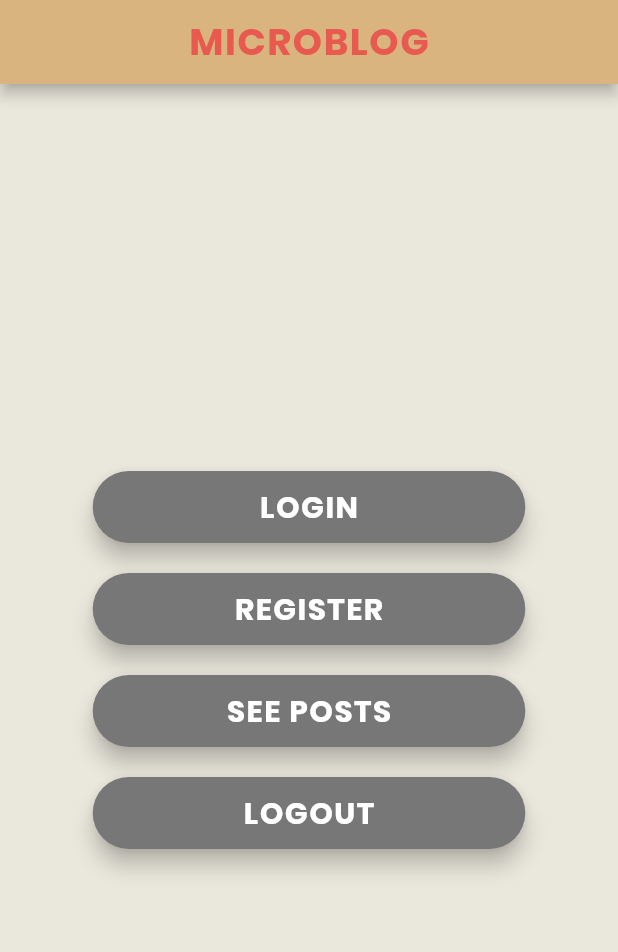
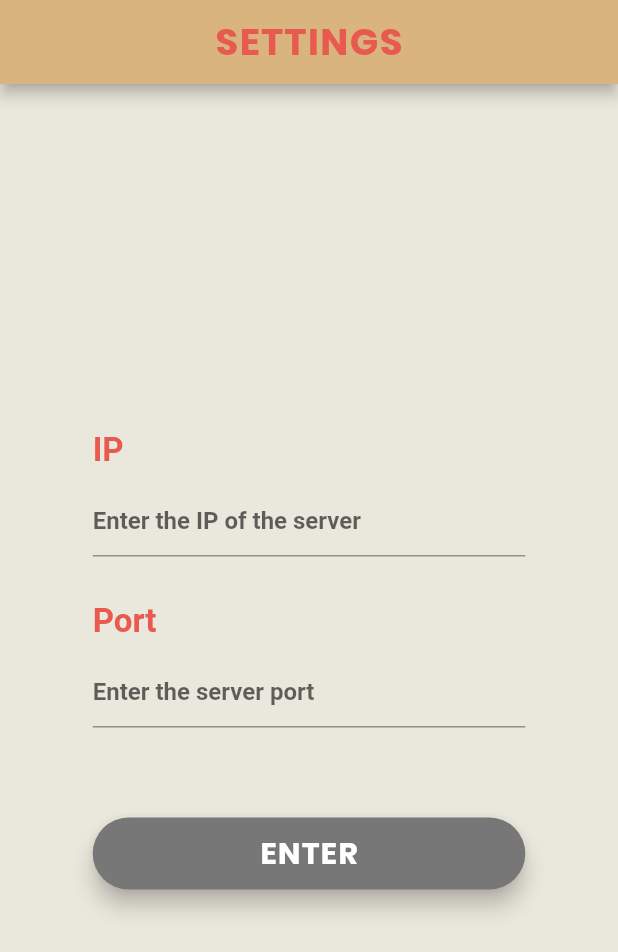
Before and after one commit to teddyedo/Microblog-mobile, a Flutter app: the screen it shows after launch, on a phone screen of 412 x 824 dp. Shown: the top 952 px of the screen. Run offline on Flutter 3.47's test engine with Material 2 defaults, Android fonts, the light colour scheme and no system bars.

Commit message:
implemented settings.dart

```diff
--- a/lib/main.dart
+++ b/lib/main.dart
@@ -8,10 +8,12 @@ import 'package:microblog/pages/logout.dart';
 import 'package:microblog/pages/notPermitted.dart';
 import 'package:microblog/pages/postList.dart';
 import 'package:microblog/pages/registration.dart';
+import 'package:microblog/pages/settings.dart';
 
 void main() => runApp(MaterialApp(
-  initialRoute: '/home',
+  initialRoute: '/',
   routes: {
+    '/': (context) => Settings(),
     '/home': (context) => Home(),
     '/home/registration': (context) => Registration(),
     '/home/login': (context) => Login(),
--- /dev/null
+++ b/lib/pages/settings.dart
@@ -0,0 +1,142 @@
+import 'package:flutter/cupertino.dart';
+import 'package:flutter/material.dart';
+import 'package:microblog/services/UserServices.dart';
+
+class Settings extends StatefulWidget {
+  @override
+  _SettingsState createState() => _SettingsState();
+}
+
+class _SettingsState extends State<Settings> {
+
+  TextEditingController IpController = new TextEditingController();
+  TextEditingController PortController = new TextEditingController();
+
+
+  @override
+  Widget build(BuildContext context) {
+    return Scaffold(
+        backgroundColor: Color.fromRGBO(234, 231, 220, 1),
+        appBar: AppBar(
+          title: Text(
+            'SETTINGS',
+            style: TextStyle(
+                color: Color.fromRGBO(232, 90, 79, 1),
+                fontSize: 25,
+                fontFamily: 'Poppins',
+                letterSpacing: 1.0,
+                fontWeight: FontWeight.bold
+            ),
+          ),
+          backgroundColor: Color.fromRGBO(217, 180, 126, 1),
+          centerTitle: true,
+        ),
+        body: Row(
+          children: <Widget>[
+            Expanded(child: SizedBox(),
+              flex: 3,),
+            Expanded(
+              flex: 14,
+              child: Column(
+                mainAxisAlignment: MainAxisAlignment.center,
+                crossAxisAlignment: CrossAxisAlignment.stretch,
+                children: <Widget>[
+                  Text(
+                    'IP ',
+                    style: TextStyle(
+                        color: Color.fromRGBO(232, 90, 79, 1),
+                        fontFamily: 'Roboto',
+                        fontSize: 22,
+                        fontWeight: FontWeight.bold
+                    ),
+                  ),
+                  SizedBox(height: 10),
+                  TextFormField(
+                    controller: IpController,
+                    decoration: InputDecoration(
+                        hintText: 'Enter the IP of the server',
+                        focusedBorder: new UnderlineInputBorder(
+                            borderSide: new BorderSide(
+                                color: Color.fromRGBO(232, 90, 79, 1)
+                            )
+                        )
+                    ),
+                    validator: (value) {
+                      if (value.isEmpty) {
+                        return 'Please enter the IP of the server';
+                      }
+                      return null;
+                    },
+                    style: TextStyle(
+                      fontFamily: 'Roboto',
+                      fontWeight: FontWeight.bold,
+                      color: Color.fromRGBO(120, 119, 119, 1),
+                    ),
+                  ),
+                  SizedBox(height: 30),
+                  Text(
+                    'Port',
+                    style: TextStyle(
+                        color: Color.fromRGBO(232, 90, 79, 1),
+                        fontFamily: 'Roboto',
+                        fontSize: 22,
+                        fontWeight: FontWeight.bold
+                    ),
+                  ),
+                  SizedBox(height: 10),
+                  TextFormField(
+                    controller: PortController,
+                    decoration: InputDecoration(
+                        hintText: 'Enter the server port',
+                        focusedBorder: new UnderlineInputBorder(
+                            borderSide: new BorderSide(
+                                color: Color.fromRGBO(232, 90, 79, 1)
+                            )
+                        )
+                    ),
+                    validator: (value) {
+                      if (value.isEmpty) {
+                        return 'Please the port of the server';
+                      }
+                      return null;
+                    },
+                    style: TextStyle(
+                      fontFamily: 'Roboto',
+                      fontWeight: FontWeight.bold,
+                      color: Color.fromRGBO(120, 119, 119, 1),
+                    ),
+                  ),
+                  SizedBox(height: 60),
+                  FloatingActionButton.extended(
+                    onPressed: () {
+                      Navigator.popAndPushNamed(context, '/home');
+                      print(IpController.text);
+                      print(PortController.text);
+                      UserServices.IP = IpController.text;
+                      UserServices.Port = PortController.text;
+                      print(UserServices.Port);
+                      print(UserServices.IP);
+                    },
+                    backgroundColor: Color.fromRGBO(120, 119, 119, 1),
+                    label: Text(
+                      'ENTER',
+                      style: TextStyle(
+                        fontFamily: 'Poppins',
+                        color: Colors.white,
+                        fontWeight: FontWeight.bold,
+                        letterSpacing: 1.0,
+                        fontSize: 20,
+                      ),
+                    ),
+                    heroTag: 'loginbtn',
+                  ),
+                ],
+              ),
+            ),
+            Expanded(child: SizedBox(),
+              flex: 3,)
+          ],
+        )
+    );
+  }
+}
--- a/lib/services/UserServices.dart
+++ b/lib/services/UserServices.dart
@@ -6,9 +6,13 @@ import 'package:http/http.dart' as http;
 
 class UserServices {
 
+  static String IP;
+  static String Port;
+
+
   //return the list of the posts
   static Future<String> getPosts() async{
-     http.Response response = await http.get('http://192.168.1.13:8080/Microblog/api/posts');
+     http.Response response = await http.get('http://$IP:$Port/Microblog/api/posts');
      Utf8Codec utf8codec = new Utf8Codec();
      String body = utf8codec.decode(response.bodyBytes);
      return body;
@@ -16,7 +20,7 @@ class UserServices {
 
   //return the post with the given id
   static Future<String> getPost(int id) async{
-    http.Response response = await http.get('http://192.168.1.13:8080/Microblog/api/posts/${id.toString()}');
+    http.Response response = await http.get('http://$IP:$Port/Microblog/api/posts/${id.toString()}');
     Utf8Codec utf8codec = new Utf8Codec();
     String body = utf8codec.decode(response.bodyBytes);
     return body;
@@ -24,7 +28,7 @@ class UserServices {
 
   //return the list of the comments
   static Future<String> getComments() async{
-    http.Response response = await http.get('http://192.168.1.13:8080/Microblog/api/comments');
+    http.Response response = await http.get('http://$IP:$Port/Microblog/api/comments');
     Utf8Codec utf8codec = new Utf8Codec();
     String body = utf8codec.decode(response.bodyBytes);
     return body;
@@ -33,7 +37,7 @@ class UserServices {
 
   //return the comment with the given id
   static Future<String> getComment(String id) async{
-    http.Response response = await http.get('http://192.168.1.13:8080/Microblog/api/comments');
+    http.Response response = await http.get('http://$IP:$Port/Microblog/api/comments');
     Utf8Codec utf8codec = new Utf8Codec();
     String body = utf8codec.decode(response.bodyBytes);
     return body;
@@ -44,7 +48,7 @@ class UserServices {
 
     var body = json.encode(postMap);
 
-    http.Response response = await http.post('http://192.168.1.13:8080/Microblog/api/posts',
+    http.Response response = await http.post('http://$IP:$Port/Microblog/api/posts',
         headers: {"Content-Type": "application/json"},
         body: body
     );
@@ -54,7 +58,7 @@ class UserServices {
   static void createComment(Map commentMap) async{
     var body = json.encode(commentMap);
 
-    http.Response response = await http.post('http://192.168.1.13:8080/Microblog/api/comments',
+    http.Response response = await http.post('http://$IP:$Port/Microblog/api/comments',
         headers: {"Content-Type": "application/json"},
         body: body
     );
```
